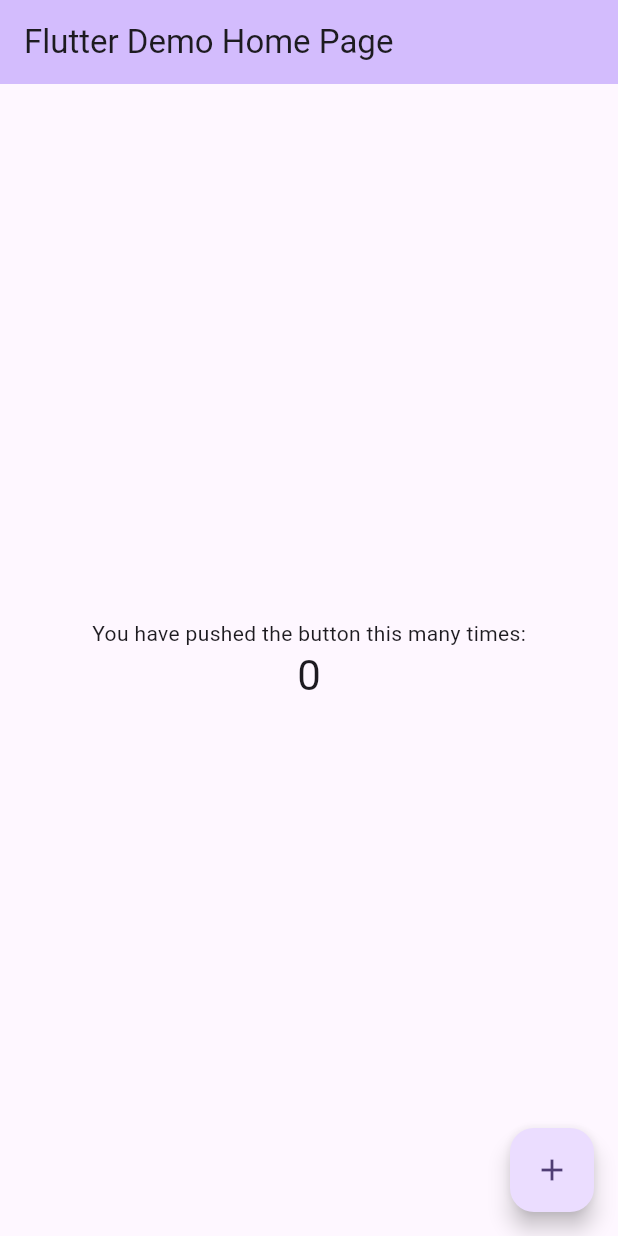
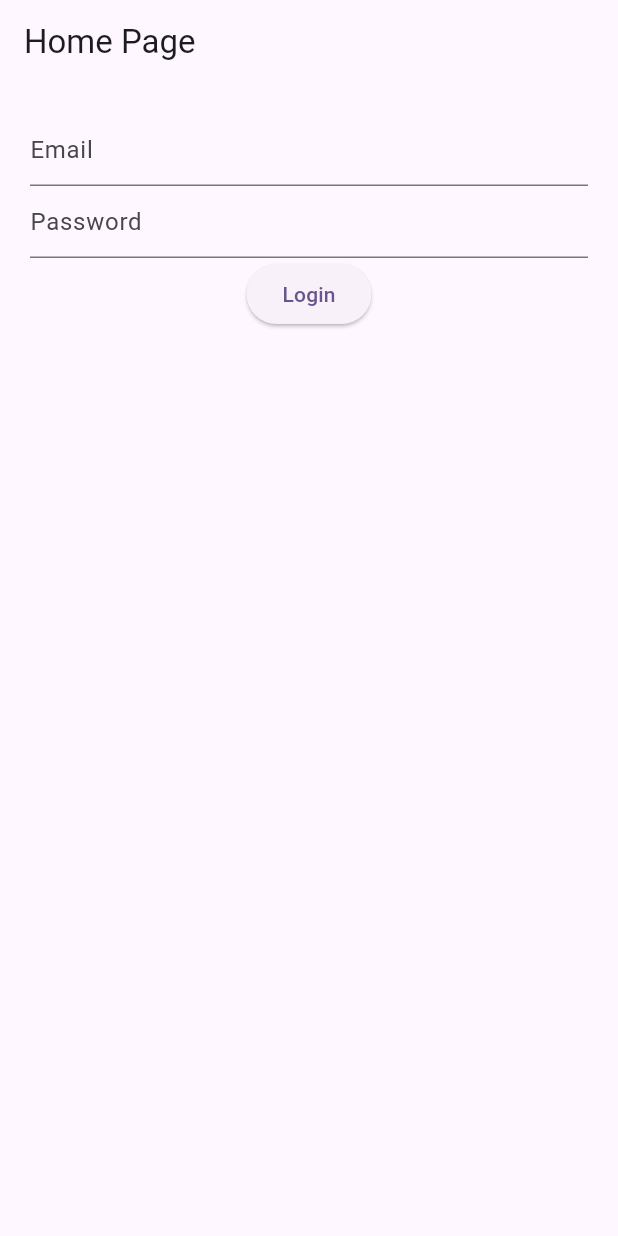
Before and after one commit to Faizankhan298/CipherX, a Flutter app: the screen it shows after launch, on a phone screen of 412 x 824 dp. Run offline on Flutter 3.47's test engine with Material 3 defaults, Android fonts, the phone set to English and light mode, and no system bars; our stand-ins replace firebase_auth, firebase_core; accounts and stored records are empty.

Commit message:
v0.0.2 Firebase Email/Password Testing and Setup

```diff
--- /dev/null
+++ b/cipherx/lib/login.dart
@@ -0,0 +1,47 @@
+import 'package:flutter/material.dart';
+import 'package:firebase_auth/firebase_auth.dart';
+
+class Login extends StatefulWidget {
+  const Login({super.key});
+
+  @override
+  State<Login> createState() => _LoginState();
+}
+
+class _LoginState extends State<Login> {
+  TextEditingController email = TextEditingController();
+  TextEditingController password = TextEditingController();
+
+  signIn() async {
+    await FirebaseAuth.instance.signInWithEmailAndPassword(
+      email: email.text,
+      password: password.text,
+    );
+  }
+
+  @override
+  Widget build(BuildContext context) {
+    return Scaffold(
+      appBar: AppBar(title: const Text('Home Page')),
+      body: Padding(
+        padding: const EdgeInsets.all(20.0),
+        child: Column(
+          children: [
+            TextField(
+              controller: email,
+              decoration: InputDecoration(hintText: 'Email'),
+            ),
+            TextField(
+              controller: password,
+              decoration: InputDecoration(hintText: 'Password'),
+            ),
+            ElevatedButton(
+              onPressed: (() => signIn()),
+              child: const Text('Login'),
+            ),
+          ],
+        ),
+      ),
+    );
+  }
+}
--- a/cipherx/lib/main.dart
+++ b/cipherx/lib/main.dart
@@ -1,51 +1,29 @@
+import 'package:cipherx/wrapper.dart';
 import 'package:flutter/material.dart';
+import 'package:firebase_core/firebase_core.dart';
 
-void main() {
+void main() async{
+  WidgetsFlutterBinding.ensureInitialized();
+  await Firebase.initializeApp();
   runApp(const MyApp());
 }
 
 class MyApp extends StatelessWidget {
   const MyApp({super.key});
-
-  // This widget is the root of your application.
   @override
   Widget build(BuildContext context) {
     return MaterialApp(
       title: 'Flutter Demo',
       theme: ThemeData(
-        // This is the theme of your application.
-        //
-        // TRY THIS: Try running your application with "flutter run". You'll see
-        // the application has a purple toolbar. Then, without quitting the app,
-        // try changing the seedColor in the colorScheme below to Colors.green
-        // and then invoke "hot reload" (save your changes or press the "hot
-        // reload" button in a Flutter-supported IDE, or press "r" if you used
-        // the command line to start the app).
-        //
-        // Notice that the counter didn't reset back to zero; the application
-        // state is not lost during the reload. To reset the state, use hot
-        // restart instead.
-        //
-        // This works for code too, not just values: Most code changes can be
-        // tested with just a hot reload.
         colorScheme: ColorScheme.fromSeed(seedColor: Colors.deepPurple),
       ),
-      home: const MyHomePage(title: 'Flutter Demo Home Page'),
+      home: Wrapper(),
     );
   }
 }
 
 class MyHomePage extends StatefulWidget {
   const MyHomePage({super.key, required this.title});
-
-  // This widget is the home page of your application. It is stateful, meaning
-  // that it has a State object (defined below) that contains fields that affect
-  // how it looks.
-
-  // This class is the configuration for the state. It holds the values (in this
-  // case the title) provided by the parent (in this case the App widget) and
-  // used by the build method of the State. Fields in a Widget subclass are
-  // always marked "final".
 
   final String title;
 
@@ -58,50 +36,20 @@ class _MyHomePageState extends State<MyHomePage> {
 
   void _incrementCounter() {
     setState(() {
-      // This call to setState tells the Flutter framework that something has
-      // changed in this State, which causes it to rerun the build method below
-      // so that the display can reflect the updated values. If we changed
-      // _counter without calling setState(), then the build method would not be
-      // called again, and so nothing would appear to happen.
       _counter++;
     });
   }
 
   @override
   Widget build(BuildContext context) {
-    // This method is rerun every time setState is called, for instance as done
-    // by the _incrementCounter method above.
-    //
-    // The Flutter framework has been optimized to make rerunning build methods
-    // fast, so that you can just rebuild anything that needs updating rather
-    // than having to individually change instances of widgets.
     return Scaffold(
       appBar: AppBar(
-        // TRY THIS: Try changing the color here to a specific color (to
-        // Colors.amber, perhaps?) and trigger a hot reload to see the AppBar
-        // change color while the other colors stay the same.
         backgroundColor: Theme.of(context).colorScheme.inversePrimary,
-        // Here we take the value from the MyHomePage object that was created by
-        // the App.build method, and use it to set our appbar title.
+
         title: Text(widget.title),
       ),
       body: Center(
-        // Center is a layout widget. It takes a single child and positions it
-        // in the middle of the parent.
         child: Column(
-          // Column is also a layout widget. It takes a list of children and
-          // arranges them vertically. By default, it sizes itself to fit its
-          // children horizontally, and tries to be as tall as its parent.
-          //
-          // Column has various properties to control how it sizes itself and
-          // how it positions its children. Here we use mainAxisAlignment to
-          // center the children vertically; the main axis here is the vertical
-          // axis because Columns are vertical (the cross axis would be
-          // horizontal).
-          //
-          // TRY THIS: Invoke "debug painting" (choose the "Toggle Debug Paint"
-          // action in the IDE, or press "p" in the console), to see the
-          // wireframe for each widget.
           mainAxisAlignment: MainAxisAlignment.center,
           children: <Widget>[
             const Text('You have pushed the button this many times:'),
@@ -116,7 +64,7 @@ class _MyHomePageState extends State<MyHomePage> {
         onPressed: _incrementCounter,
         tooltip: 'Increment',
         child: const Icon(Icons.add),
-      ), // This trailing comma makes auto-formatting nicer for build methods.
+      ),
     );
   }
 }
--- /dev/null
+++ b/cipherx/lib/wrapper.dart
@@ -0,0 +1,30 @@
+
+import 'package:cipherx/homepage.dart';
+import 'package:cipherx/login.dart';
+import 'package:flutter/material.dart';
+import 'package:firebase_auth/firebase_auth.dart';
+
+class Wrapper extends StatefulWidget {
+  const Wrapper({super.key});
+
+  @override
+  State<Wrapper> createState() => _WrapperState();
+}
+
+class _WrapperState extends State<Wrapper> {
+  @override
+  Widget build(BuildContext context) {
+    return Scaffold(
+      body: StreamBuilder(stream: FirebaseAuth.instance.authStateChanges(), // Listen to auth state changes
+      builder: (context,snapshot){
+        if(snapshot.hasData){
+          return const Homepage();
+        }
+        else{
+          return const Login();
+        }
+
+      }),
+    );
+  }
+}
--- a/cipherx/pubspec.yaml
+++ b/cipherx/pubspec.yaml
@@ -34,6 +34,8 @@ dependencies:
   # The following adds the Cupertino Icons font to your application.
   # Use with the CupertinoIcons class for iOS style icons.
   cupertino_icons: ^1.0.8
+  firebase_core: ^3.13.0
+  firebase_auth: ^5.5.2
 
 dev_dependencies:
   flutter_test:
```
Also changed, not shown: cipherx/lib/homepage.dart (added, +29 -0 lines), cipherx/firebase.json (added), cipherx/lib/firebase_options.dart (added), cipherx/pubspec.lock, 3 other files.
